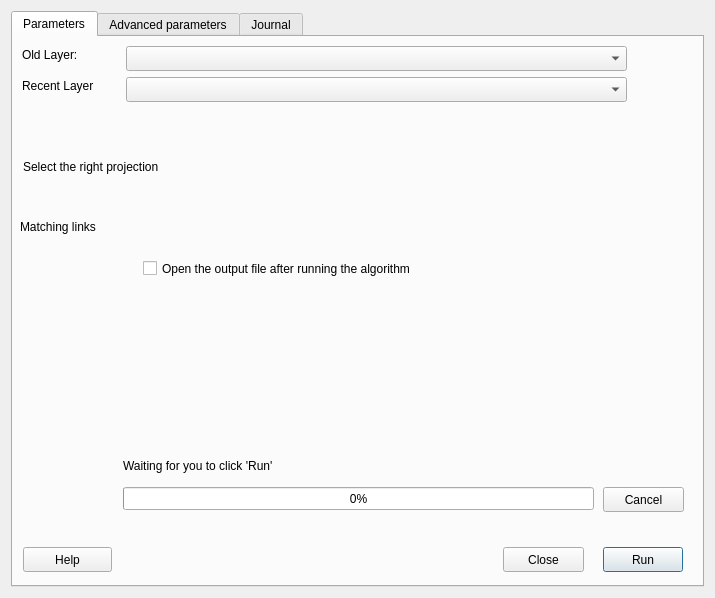
Old version of the form matching_plugin_dialog_base.ui in the repository subdense/QGIS-Subdense-Plugin.
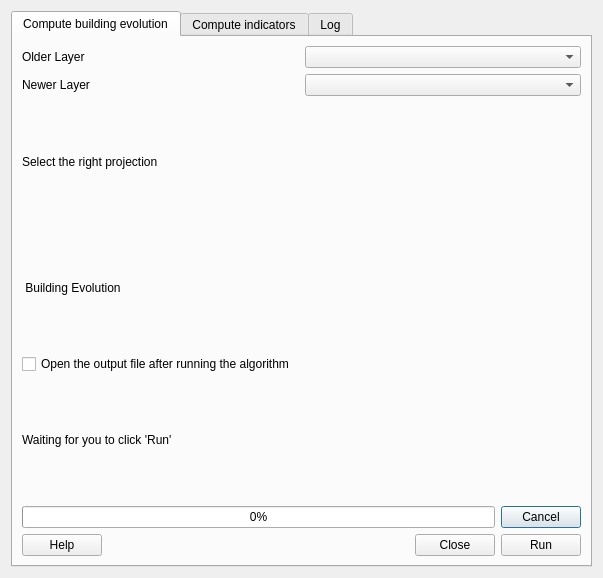
New version of the form. The open tabs and pages were chosen to show the change. Icons and pictures are not drawn. Custom widgets are drawn as their Qt base class.

```diff
--- a/matching_plugin_dialog_base.ui
+++ b/matching_plugin_dialog_base.ui
@@ -6,18 +6,27 @@
    <rect>
     <x>0</x>
     <y>0</y>
-    <width>715</width>
-    <height>598</height>
+    <width>603</width>
+    <height>578</height>
    </rect>
   </property>
   <property name="windowTitle">
    <string>Matching Plugin</string>
   </property>
-  <layout class="QVBoxLayout" name="verticalLayout">
+  <layout class="QHBoxLayout" name="horizontalLayout_4">
    <item>
     <widget class="QTabWidget" name="tabWidget">
+     <property name="enabled">
+      <bool>true</bool>
+     </property>
      <property name="currentIndex">
-      <number>0</number>
+      <number>2</number>
+     </property>
+     <property name="iconSize">
+      <size>
+       <width>16</width>
+       <height>16</height>
+      </size>
      </property>
      <widget class="QWidget" name="tab">
       <attribute name="icon">
@@ -25,204 +34,156 @@
         <normaloff>.</normaloff>.</iconset>
       </attribute>
       <attribute name="title">
-       <string>Parameters</string>
+       <string>Compute building evolution</string>
       </attribute>
-      <widget class="QLabel" name="label">
-       <property name="geometry">
-        <rect>
-         <x>9</x>
-         <y>9</y>
-         <width>66</width>
-         <height>17</height>
-        </rect>
-       </property>
-       <property name="text">
-        <string>Old Layer:</string>
-       </property>
-      </widget>
-      <widget class="QgsMapLayerComboBox" name="mMapLayerComboBoxCoucheAncienne">
-       <property name="geometry">
-        <rect>
-         <x>113</x>
-         <y>9</y>
-         <width>501</width>
-         <height>25</height>
-        </rect>
-       </property>
-       <property name="showCrs">
-        <bool>true</bool>
-       </property>
-      </widget>
-      <widget class="QPushButton" name="pushButton">
-       <property name="geometry">
-        <rect>
-         <x>590</x>
-         <y>510</y>
-         <width>80</width>
-         <height>25</height>
-        </rect>
-       </property>
-       <property name="text">
-        <string>Run</string>
-       </property>
-      </widget>
-      <widget class="QgsMapLayerComboBox" name="mMapLayerComboBoxCoucheRecente">
-       <property name="geometry">
-        <rect>
-         <x>113</x>
-         <y>40</y>
-         <width>501</width>
-         <height>25</height>
-        </rect>
-       </property>
-       <property name="showCrs">
-        <bool>true</bool>
-       </property>
-      </widget>
-      <widget class="QLabel" name="label_2">
-       <property name="geometry">
-        <rect>
-         <x>9</x>
-         <y>40</y>
-         <width>89</width>
-         <height>17</height>
-        </rect>
-       </property>
-       <property name="text">
-        <string>Recent Layer</string>
-       </property>
-      </widget>
-      <widget class="QgsFileWidget" name="QgsFileWidget">
-       <property name="geometry">
-        <rect>
-         <x>110</x>
-         <y>180</y>
-         <width>501</width>
-         <height>21</height>
-        </rect>
-       </property>
-       <property name="toolTip">
-        <string>&lt;html&gt;&lt;head/&gt;&lt;body&gt;&lt;p&gt;&lt;br/&gt;&lt;/p&gt;&lt;/body&gt;&lt;/html&gt;</string>
-       </property>
-      </widget>
-      <widget class="QLabel" name="label_5">
-       <property name="geometry">
-        <rect>
-         <x>7</x>
-         <y>180</y>
-         <width>101</width>
-         <height>20</height>
-        </rect>
-       </property>
-       <property name="text">
-        <string>Matching links</string>
-       </property>
-      </widget>
-      <widget class="QPushButton" name="pushButton_3">
-       <property name="geometry">
-        <rect>
-         <x>490</x>
-         <y>510</y>
-         <width>81</width>
-         <height>25</height>
-        </rect>
-       </property>
-       <property name="text">
-        <string>Close</string>
-       </property>
-      </widget>
-      <widget class="QProgressBar" name="progressBar">
-       <property name="geometry">
-        <rect>
-         <x>110</x>
-         <y>450</y>
-         <width>471</width>
-         <height>23</height>
-        </rect>
-       </property>
-       <property name="value">
-        <number>0</number>
-       </property>
-      </widget>
-      <widget class="QLabel" name="label_6">
-       <property name="geometry">
-        <rect>
-         <x>110</x>
-         <y>420</y>
-         <width>201</width>
-         <height>17</height>
-        </rect>
-       </property>
-       <property name="text">
-        <string>Waiting for you to click 'Run'</string>
-       </property>
-      </widget>
-      <widget class="QCheckBox" name="checkBox">
-       <property name="geometry">
-        <rect>
-         <x>130</x>
-         <y>220</y>
-         <width>471</width>
-         <height>23</height>
-        </rect>
-       </property>
-       <property name="text">
-        <string>Open the output file after running the algorithm</string>
-       </property>
-      </widget>
-      <widget class="QgsProjectionSelectionWidget" name="mQgsProjectionSelectionWidget">
-       <property name="geometry">
-        <rect>
-         <x>200</x>
-         <y>120</y>
-         <width>411</width>
-         <height>27</height>
-        </rect>
-       </property>
-      </widget>
-      <widget class="QPushButton" name="pushButton_4">
-       <property name="geometry">
-        <rect>
-         <x>10</x>
-         <y>510</y>
-         <width>89</width>
-         <height>25</height>
-        </rect>
-       </property>
-       <property name="text">
-        <string>Help</string>
-       </property>
-      </widget>
-      <widget class="QPushButton" name="pushButton_5">
-       <property name="geometry">
-        <rect>
-         <x>590</x>
-         <y>450</y>
-         <width>81</width>
-         <height>25</height>
-        </rect>
-       </property>
-       <property name="text">
-        <string>Cancel</string>
-       </property>
-      </widget>
-      <widget class="QLabel" name="label_7">
-       <property name="geometry">
-        <rect>
-         <x>10</x>
-         <y>120</y>
-         <width>181</width>
-         <height>20</height>
-        </rect>
-       </property>
-       <property name="text">
-        <string>Select the right projection</string>
-       </property>
-      </widget>
+      <layout class="QVBoxLayout" name="verticalLayout_2">
+       <item>
+        <layout class="QHBoxLayout" name="horizontalLayout_8">
+         <item>
+          <widget class="QLabel" name="label">
+           <property name="text">
+            <string>Older Layer</string>
+           </property>
+          </widget>
+         </item>
+         <item>
+          <widget class="QgsMapLayerComboBox" name="mMapLayerComboBoxCoucheAncienne">
+           <property name="showCrs">
+            <bool>true</bool>
+           </property>
+          </widget>
+         </item>
+        </layout>
+       </item>
+       <item>
+        <layout class="QHBoxLayout" name="horizontalLayout_7">
+         <item>
+          <widget class="QLabel" name="label_2">
+           <property name="text">
+            <string>Newer Layer</string>
+           </property>
+          </widget>
+         </item>
+         <item>
+          <widget class="QgsMapLayerComboBox" name="mMapLayerComboBoxCoucheRecente">
+           <property name="showCrs">
+            <bool>true</bool>
+           </property>
+          </widget>
+         </item>
+        </layout>
+       </item>
+       <item>
+        <layout class="QHBoxLayout" name="horizontalLayout_6">
+         <item>
+          <widget class="QLabel" name="label_7">
+           <property name="text">
+            <string>Select the right projection</string>
+           </property>
+          </widget>
+         </item>
+         <item>
+          <widget class="QgsProjectionSelectionWidget" name="mQgsProjectionSelectionWidget">
+           <property name="enabled">
+            <bool>true</bool>
+           </property>
+          </widget>
+         </item>
+        </layout>
+       </item>
+       <item>
+        <layout class="QHBoxLayout" name="horizontalLayout_5">
+         <item>
+          <widget class="QLabel" name="label_5">
+           <property name="text">
+            <string> Building Evolution</string>
+           </property>
+          </widget>
+         </item>
+         <item>
+          <widget class="QgsFileWidget" name="QgsFileWidget">
+           <property name="toolTip">
+            <string>&lt;html&gt;&lt;head/&gt;&lt;body&gt;&lt;p&gt;&lt;br/&gt;&lt;/p&gt;&lt;/body&gt;&lt;/html&gt;</string>
+           </property>
+          </widget>
+         </item>
+        </layout>
+       </item>
+       <item>
+        <widget class="QCheckBox" name="checkBox">
+         <property name="text">
+          <string>Open the output file after running the algorithm</string>
+         </property>
+        </widget>
+       </item>
+       <item>
+        <widget class="QLabel" name="label_6">
+         <property name="text">
+          <string>Waiting for you to click 'Run'</string>
+         </property>
+        </widget>
+       </item>
+       <item>
+        <layout class="QHBoxLayout" name="horizontalLayout">
+         <item>
+          <widget class="QProgressBar" name="progressBar">
+           <property name="value">
+            <number>0</number>
+           </property>
+          </widget>
+         </item>
+         <item>
+          <widget class="QPushButton" name="CancelButton">
+           <property name="text">
+            <string>Cancel</string>
+           </property>
+          </widget>
+         </item>
+        </layout>
+       </item>
+       <item>
+        <layout class="QHBoxLayout" name="horizontalLayout_2">
+         <item>
+          <widget class="QPushButton" name="HelpButton">
+           <property name="text">
+            <string>Help</string>
+           </property>
+          </widget>
+         </item>
+         <item>
+          <spacer name="horizontalSpacer">
+           <property name="orientation">
+            <enum>Qt::Horizontal</enum>
+           </property>
+           <property name="sizeHint" stdset="0">
+            <size>
+             <width>40</width>
+             <height>20</height>
+            </size>
+           </property>
+          </spacer>
+         </item>
+         <item>
+          <widget class="QPushButton" name="CloseButton">
+           <property name="text">
+            <string>Close</string>
+           </property>
+          </widget>
+         </item>
+         <item>
+          <widget class="QPushButton" name="RunButton">
+           <property name="text">
+            <string>Run</string>
+           </property>
+          </widget>
+         </item>
+        </layout>
+       </item>
+      </layout>
      </widget>
      <widget class="QWidget" name="tab_3">
       <attribute name="title">
-       <string>Advanced parameters</string>
+       <string>Compute indicators</string>
       </attribute>
       <widget class="QWidget" name="widget" native="true">
        <property name="geometry">
@@ -233,12 +194,90 @@
          <height>501</height>
         </rect>
        </property>
+       <widget class="QWidget" name="">
+        <property name="geometry">
+         <rect>
+          <x>300</x>
+          <y>440</y>
+          <width>168</width>
+          <height>27</height>
+         </rect>
+        </property>
+        <layout class="QHBoxLayout" name="horizontalLayout_9">
+         <item>
+          <widget class="QPushButton" name="pushButton_2">
+           <property name="text">
+            <string>Cancel</string>
+           </property>
+          </widget>
+         </item>
+         <item>
+          <widget class="QPushButton" name="pushButton">
+           <property name="text">
+            <string>Submit</string>
+           </property>
+          </widget>
+         </item>
+        </layout>
+       </widget>
+       <widget class="QWidget" name="">
+        <property name="geometry">
+         <rect>
+          <x>70</x>
+          <y>10</y>
+          <width>401</width>
+          <height>421</height>
+         </rect>
+        </property>
+        <layout class="QVBoxLayout" name="verticalLayout_3">
+         <item>
+          <widget class="QLabel" name="label_3">
+           <property name="text">
+            <string>User feedback</string>
+           </property>
+          </widget>
+         </item>
+         <item>
+          <widget class="QTextEdit" name="textEdit_2"/>
+         </item>
+        </layout>
+       </widget>
       </widget>
      </widget>
      <widget class="QWidget" name="tab_2">
       <attribute name="title">
-       <string>Journal</string>
+       <string>Log</string>
       </attribute>
+      <layout class="QVBoxLayout" name="verticalLayout">
+       <item>
+        <widget class="QTextEdit" name="textEdit"/>
+       </item>
+       <item>
+        <layout class="QHBoxLayout" name="horizontalLayout_3">
+         <item>
+          <widget class="QToolButton" name="toolBtnSaveLog">
+           <property name="text">
+            <string/>
+           </property>
+          </widget>
+         </item>
+         <item>
+          <widget class="QToolButton" name="toolBtnClearLog">
+           <property name="text">
+            <string/>
+           </property>
+          </widget>
+         </item>
+         <item>
+          <widget class="QToolButton" name="toolBtnCopyLog">
+           <property name="text">
+            <string/>
+           </property>
+          </widget>
+         </item>
+        </layout>
+       </item>
+      </layout>
      </widget>
     </widget>
    </item>
```
Left out of the diff: 4 changed lines with no effect on the pictures.
